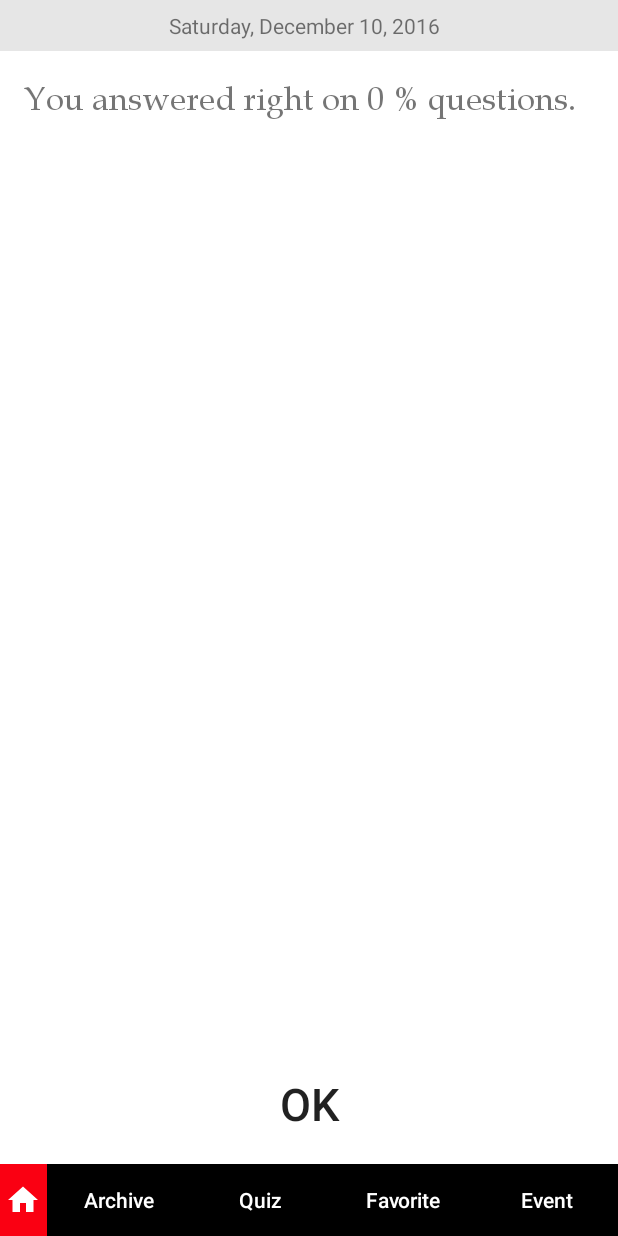
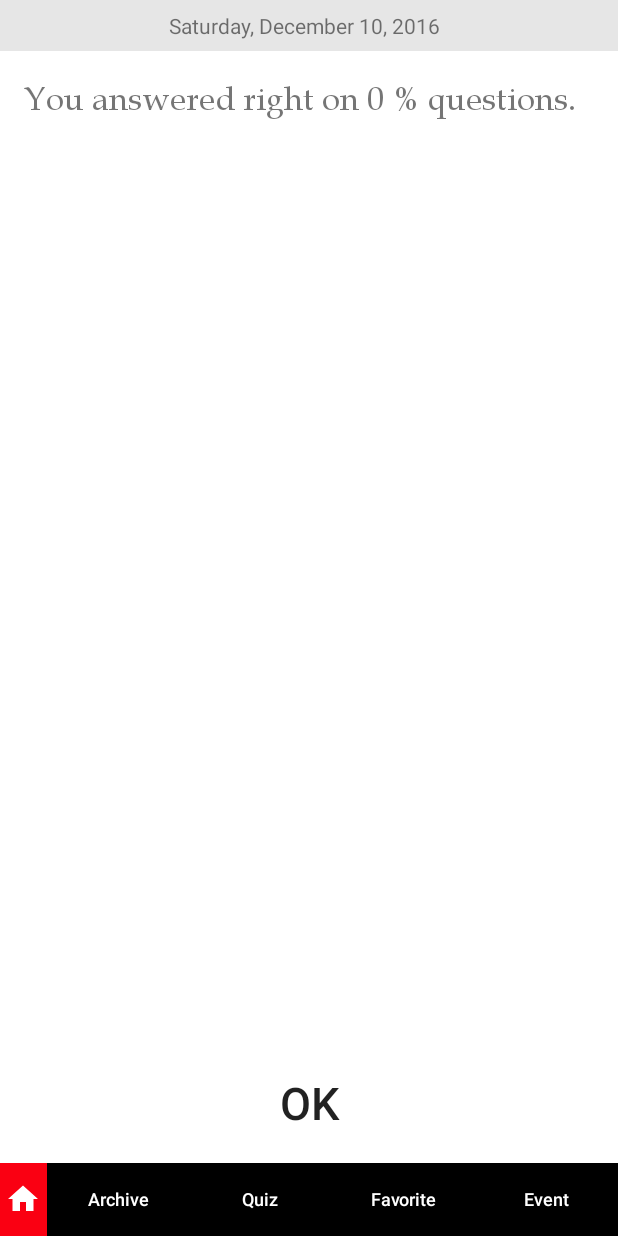
Before and after one commit to avandriets/ToDay-android, an Android app: the fragment QuizQuestionsFragment placed in its activity, on a phone screen of 412 x 824 dp. Run offline under Robolectric (Android 15) with nearby library versions, the phone set to English and light mode, and no system bars; our stand-ins replace ButterKnife, Picasso; libraries missing offline, so code that uses them is left out: com.j256.ormlite; pictures from the network do not load; 11 statements that could not run were skipped.

Commit message:
add notification

```diff
--- a/app/src/main/java/com/gcgamecore/today/Data/DatabaseHelper.java
+++ b/app/src/main/java/com/gcgamecore/today/Data/DatabaseHelper.java
@@ -24,7 +24,7 @@ public class DatabaseHelper extends OrmLiteSqliteOpenHelper {
     // name of the database file for your application -- change to something appropriate for your app
     private static final String DATABASE_NAME = "ToDayQuiz.db";
     // any time you make changes to your database objects, you may have to increase the database version
-    private static final int DATABASE_VERSION = 13;
+    private static final int DATABASE_VERSION = 19;
 
     // the DAO object we use to access the SimpleData table
 
--- a/app/src/main/java/com/gcgamecore/today/QuizQuestionsFragment.java
+++ b/app/src/main/java/com/gcgamecore/today/QuizQuestionsFragment.java
@@ -131,11 +131,14 @@ public class QuizQuestionsFragment extends BaseFragment {
         question_list = new LinkedList<>();
 
         if (arguments != null) {
-            time_for_game = arguments.getLong(MainActivity.KEY_TIME);
+            time_for_game = arguments.getInt(MainActivity.KEY_TIME);
         }
 
         try {
-            current_question = mDatabaseHelper.getQuestionDataDao().queryBuilder().orderByRaw("RANDOM()").queryForFirst();
+            current_question = mDatabaseHelper.getQuestionDataDao()
+                    .queryBuilder()
+                    .orderByRaw("RANDOM()")
+                    .queryForFirst();
         } catch (SQLException e) {
             e.printStackTrace();
         }
@@ -145,7 +148,7 @@ public class QuizQuestionsFragment extends BaseFragment {
         gameLayout.setVisibility(View.VISIBLE);
         finishLayout.setVisibility(View.GONE);
 
-        game_timer = new CountDownTimer(time_for_game*1000, 10000) {
+        game_timer = new CountDownTimer(time_for_game*60*1000, 10000) {
 
             public void onTick(long millisUntilFinished) {
                 //Calendar c = Calendar.getInstance();
--- a/app/src/main/java/com/gcgamecore/today/ThemeFragment.java
+++ b/app/src/main/java/com/gcgamecore/today/ThemeFragment.java
@@ -1,20 +1,34 @@
 package com.gcgamecore.today;
 
+import android.database.Cursor;
 import android.graphics.drawable.Drawable;
 import android.os.Bundle;
+import android.support.annotation.Nullable;
+import android.support.v4.app.LoaderManager;
+import android.support.v4.content.Loader;
 import android.support.v4.content.res.ResourcesCompat;
 import android.support.v7.app.AppCompatDelegate;
+import android.util.Log;
 import android.view.LayoutInflater;
 import android.view.View;
 import android.view.ViewGroup;
 import android.widget.ImageButton;
 import android.widget.ImageView;
 import android.widget.TextView;
+
+import com.gcgamecore.today.Data.DB_FavoriteThemeQuestions;
 import com.gcgamecore.today.Data.DB_ThemeQuiz;
 import com.gcgamecore.today.Utility.Utility;
+import com.j256.ormlite.android.apptools.support.OrmLiteCursorLoader;
+import com.j256.ormlite.dao.Dao;
+import com.j256.ormlite.dao.RuntimeExceptionDao;
+import com.j256.ormlite.stmt.PreparedQuery;
+import com.j256.ormlite.stmt.QueryBuilder;
+import com.j256.ormlite.stmt.Where;
 import com.squareup.picasso.Picasso;
 
 import java.sql.SQLException;
+import java.util.ArrayList;
 import java.util.Calendar;
 import java.util.Date;
 import java.util.List;
@@ -22,7 +36,7 @@ import butterknife.BindView;
 import butterknife.ButterKnife;
 import butterknife.OnClick;
 
-public class ThemeFragment extends BaseFragmentWithHeader {
+public class ThemeFragment extends BaseFragmentWithHeader implements LoaderManager.LoaderCallbacks<Cursor>{
 
     @BindView(R.id.background_image)
     ImageView background_image;
@@ -41,6 +55,11 @@ public class ThemeFragment extends BaseFragmentWithHeader {
 
     @BindView(R.id.textViewEmpty)
     TextView textViewEmpty;
+
+    protected PreparedQuery<DB_ThemeQuiz> preparedQuery;
+    protected Dao<DB_ThemeQuiz, Long> mOrderDao;
+
+    private static final int ARCHIVE_LIST_ID_LOADER = 2100;
 
     public interface Callback {
         void onStartGame(Long themeId, boolean isFavorite);
@@ -68,31 +87,34 @@ public class ThemeFragment extends BaseFragmentWithHeader {
             theme_id = arguments.getLong(MainActivity.KEY_THEME_ID);
             current_theme = mDatabaseHelper.getThemeQuizDataDao().queryForId(theme_id);
         } else {
+            initViewByCurrentDay();
+        }
+
+        initTheme();
+        InitHeader();
+
+        return rootView;
+    }
+
+    public void initViewByCurrentDay(){
+
         Calendar c = Calendar.getInstance();
         c.set(Calendar.MILLISECOND, 0);
         c.set(Calendar.SECOND, 0);
         c.set(Calendar.MINUTE, 0);
         c.set(Calendar.HOUR_OF_DAY, 0);
 
-
-            Date today_date = c.getTime();
-
-            List<DB_ThemeQuiz> theme_list = null;// .queryForEq(DB_ThemeQuiz.TARGET_DATE, today_date);
         DB_ThemeQuiz main_theme = null;
 
         try {
-                main_theme = mDatabaseHelper.getThemeQuizDataDao().queryBuilder().orderBy(DB_ThemeQuiz.TARGET_DATE, false).where().eq(DB_ThemeQuiz.MAIN_THEME, true).queryForFirst();
+            main_theme = mDatabaseHelper.getThemeQuizDataDao().queryBuilder()
+                    .orderBy(DB_ThemeQuiz.TARGET_DATE, false)
+                    .where().eq(DB_ThemeQuiz.MAIN_THEME, true)
+                    .queryForFirst();
+
         } catch (SQLException e) {
             e.printStackTrace();
         }
-
-//            for (DB_ThemeQuiz cc : theme_list) {
-//                current_theme = cc;
-//
-//                if (cc.getMain_theme()) {
-//                    main_theme = cc;
-//                }
-//            }
 
         if(main_theme != null){
             current_theme = main_theme;
@@ -100,12 +122,7 @@ public class ThemeFragment extends BaseFragmentWithHeader {
 
         if(current_theme != null)
             theme_id = current_theme.getId();
-        }
 
-        initTheme();
-        InitHeader();
-
-        return rootView;
     }
 
     static {
@@ -142,4 +159,61 @@ public class ThemeFragment extends BaseFragmentWithHeader {
     public void startGame(ImageButton button) {
         ((Callback) getActivity()).onStartGame(theme_id, false);
     }
+
+    @Override
+    public void onActivityCreated(@Nullable Bundle savedInstanceState) {
+        android.support.v4.content.Loader<Object> loader = getLoaderManager().getLoader(ARCHIVE_LIST_ID_LOADER);
+
+        if (loader != null && !loader.isReset()) {
+            getLoaderManager().restartLoader(ARCHIVE_LIST_ID_LOADER, null, this);
+        } else {
+            getLoaderManager().initLoader(ARCHIVE_LIST_ID_LOADER, null, this);
         }
+
+        super.onActivityCreated(savedInstanceState);
+    }
+
+    @Override
+    public Loader<Cursor> onCreateLoader(int id, Bundle args) {
+        Log.d(LOG_TAG,"Create loader");
+
+        try {
+
+            mOrderDao = mDatabaseHelper.getThemeQuizDao();
+            RuntimeExceptionDao<DB_FavoriteThemeQuestions, Long> questions_favorite_dao = mDatabaseHelper.getFavoriteDataDao();
+
+            List<DB_FavoriteThemeQuestions> listOfFavorite = questions_favorite_dao.queryForAll();
+            ArrayList<Long> listFoIds = new ArrayList<>();
+
+            for (DB_FavoriteThemeQuestions cc :
+                    listOfFavorite) {
+                listFoIds.add(cc.getTheme_id());
+            }
+
+            QueryBuilder<DB_ThemeQuiz, Long> queryBuilder = mOrderDao.queryBuilder();
+            Where<DB_ThemeQuiz, Long> where = queryBuilder.where().in(DB_ThemeQuiz.ID,listFoIds);
+            preparedQuery = where.prepare();
+
+        } catch (SQLException e) {
+            e.printStackTrace();
+        }
+
+        return new OrmLiteCursorLoader(getActivity(), mOrderDao, preparedQuery);
+    }
+
+    @Override
+    public void onLoadFinished(Loader<Cursor> loader, Cursor data) {
+        Log.d(LOG_TAG,"Finish loading");
+
+        initViewByCurrentDay();
+        initTheme();
+        InitHeader();
+
+        //mAdapter.changeCursor(data, preparedQuery);
+    }
+
+    @Override
+    public void onLoaderReset(Loader<Cursor> loader) {
+        //mAdapter.swapCursor(null);
+    }
+}
--- a/app/src/main/res/layout/activity_main.xml
+++ b/app/src/main/res/layout/activity_main.xml
@@ -113,7 +113,8 @@
                 android:textAllCaps="false"
                 android:layout_centerVertical="false"
                 android:layout_centerInParent="true"
-                android:textColor="@color/ToDayColorWhite" />
+                android:textColor="@color/ToDayColorWhite"
+                android:textSize="12sp" />
         </RelativeLayout>
 
         <RelativeLayout
@@ -130,7 +131,8 @@
                 android:background="@android:color/transparent"
                 android:textColor="@color/ToDayColorWhite"
                 android:textAllCaps="false"
-                android:layout_centerHorizontal="true" />
+                android:layout_centerHorizontal="true"
+                android:textSize="12sp" />
 
         </RelativeLayout>
 
@@ -148,7 +150,8 @@
                 android:background="@android:color/transparent"
                 android:textAllCaps="false"
                 android:textColor="@color/ToDayColorWhite"
-                android:layout_centerHorizontal="true" />
+                android:layout_centerHorizontal="true"
+                android:textSize="12sp" />
         </RelativeLayout>
 
         <RelativeLayout
@@ -165,7 +168,8 @@
                 android:textAllCaps="false"
                 android:background="@android:color/transparent"
                 android:textColor="@color/ToDayColorWhite"
-                android:layout_centerHorizontal="true" />
+                android:layout_centerHorizontal="true"
+                android:textSize="12sp" />
         </RelativeLayout>
 
     </LinearLayout>
--- a/app/src/main/res/layout/titlebar.xml
+++ b/app/src/main/res/layout/titlebar.xml
@@ -24,7 +24,8 @@
                 android:layout_width="match_parent"
                 android:layout_height="wrap_content"
                 android:id="@+id/textQuestionCountCaption"
-                android:gravity="right" />
+                android:gravity="right"
+                android:textSize="12sp" />
 
             <TextView
                 android:text="333"
@@ -61,7 +62,8 @@
                 android:text="@string/rightAnswers"
                 android:layout_width="match_parent"
                 android:layout_height="wrap_content"
-                android:id="@+id/textPercentCaption" />
+                android:id="@+id/textPercentCaption"
+                android:textSize="12sp" />
 
             <TextView
                 android:text="67%"
--- a/app/src/main/res/values/strings.xml
+++ b/app/src/main/res/values/strings.xml
@@ -29,4 +29,8 @@
     <string name="looser_text">WRONG</string>
     <string name="finish">FINISH</string>
     <string name="how_much_time_do_you_have">How much time do you have?</string>
+    <string name="no_questions_string">There is no questions yet :(</string>
+    <string name="success_add_to_fav">Question was added to favorite.</string>
+    <string name="delete_from_favorite">Question was deleted from favorite.</string>
+    <string name="new_theme_notification">You have new theme for ToDay.</string>
 </resources>
```
Also changed, not shown: app/src/main/java/com/gcgamecore/today/QuizChoiceFragment.java (+17 -3 lines), app/src/main/java/com/gcgamecore/today/ThemeQuestionsFragment.java (+3 -10 lines), app/src/main/java/com/gcgamecore/today/sync/TODAYSyncAdapter.java (+19 -0 lines), 2 other files. Lines whose indentation alone changed are shown as unchanged.
